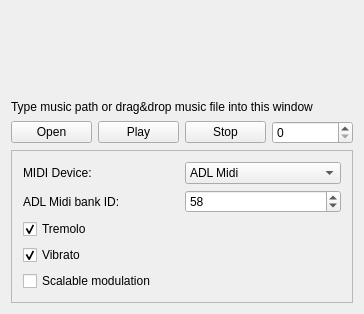
Before: the Qt Designer form _Misc/SDLMusPlayer/mainwindow.ui in WohlSoft/Moondust-Project, drawn with Qt 5.
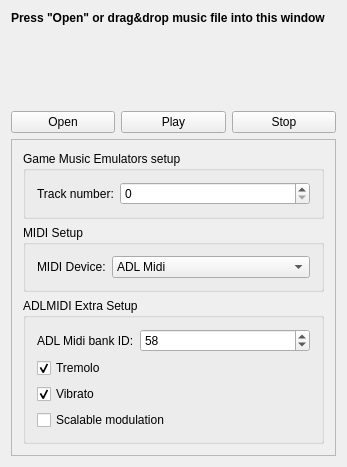
After: the same form once the commit is applied.

Commit message: Hide extra features of specific libraries ...while playing music of another format

Patch:
```diff
--- a/_Misc/SDLMusPlayer/mainwindow.ui
+++ b/_Misc/SDLMusPlayer/mainwindow.ui
@@ -6,8 +6,8 @@
    <rect>
     <x>0</x>
     <y>0</y>
-    <width>364</width>
-    <height>314</height>
+    <width>347</width>
+    <height>459</height>
    </rect>
   </property>
   <property name="acceptDrops">
@@ -18,76 +18,7 @@
   </property>
   <widget class="QWidget" name="centralWidget">
    <layout class="QGridLayout" name="gridLayout">
-    <property name="sizeConstraint">
-     <enum>QLayout::SetMinimumSize</enum>
-    </property>
-    <item row="2" column="0" colspan="4">
-     <widget class="QLabel" name="musAlbum">
-      <property name="text">
-       <string/>
-      </property>
-     </widget>
-    </item>
-    <item row="1" column="0" colspan="4">
-     <widget class="QLabel" name="musArtist">
-      <property name="text">
-       <string/>
-      </property>
-     </widget>
-    </item>
-    <item row="6" column="2">
-     <widget class="QPushButton" name="stop">
-      <property name="text">
-       <string>Stop</string>
-      </property>
-     </widget>
-    </item>
-    <item row="6" column="1">
-     <widget class="QPushButton" name="play">
-      <property name="text">
-       <string>Play</string>
-      </property>
-     </widget>
-    </item>
-    <item row="6" column="0">
-     <widget class="QPushButton" name="open">
-      <property name="text">
-       <string>Open</string>
-      </property>
-     </widget>
-    </item>
-    <item row="6" column="3">
-     <widget class="QSpinBox" name="trackID">
-      <property name="maximum">
-       <number>9999999</number>
-      </property>
-     </widget>
-    </item>
-    <item row="4" column="0" colspan="4">
-     <widget class="QLabel" name="label">
-      <property name="text">
-       <string>Type music path or drag&amp;drop music file into this window</string>
-      </property>
-     </widget>
-    </item>
-    <item row="0" column="0" colspan="4">
-     <widget class="QLabel" name="musTitle">
-      <property name="styleSheet">
-       <string notr="true">border-color: rgb(0, 0, 0); border-width: 1px</string>
-      </property>
-      <property name="text">
-       <string/>
-      </property>
-     </widget>
-    </item>
-    <item row="3" column="0" colspan="4">
-     <widget class="QLabel" name="musCopyright">
-      <property name="text">
-       <string/>
-      </property>
-     </widget>
-    </item>
-    <item row="7" column="0" colspan="4">
+    <item row="8" column="0" colspan="3">
      <widget class="QFrame" name="frame">
       <property name="frameShape">
        <enum>QFrame::StyledPanel</enum>
@@ -96,23 +27,16 @@
        <enum>QFrame::Raised</enum>
       </property>
       <layout class="QGridLayout" name="gridLayout_2">
-       <item row="3" column="0">
-        <widget class="QCheckBox" name="vibrato">
-         <property name="text">
-          <string>Vibrato</string>
+       <item row="1" column="0" colspan="2">
+        <widget class="QGroupBox" name="midi_setup">
+         <property name="title">
+          <string>MIDI Setup</string>
          </property>
-         <property name="checked">
-          <bool>true</bool>
-         </property>
-        </widget>
-       </item>
-       <item row="2" column="0">
-        <widget class="QCheckBox" name="tremolo">
+         <layout class="QFormLayout" name="formLayout_2">
+          <item row="0" column="0">
+           <widget class="QLabel" name="label_2">
          <property name="text">
-          <string>Tremolo</string>
-         </property>
-         <property name="checked">
-          <bool>true</bool>
+             <string>MIDI Device:</string>
          </property>
         </widget>
        </item>
@@ -135,6 +59,22 @@
          </item>
         </widget>
        </item>
+         </layout>
+        </widget>
+       </item>
+       <item row="3" column="0" colspan="2">
+        <widget class="QGroupBox" name="adlmidi_xtra">
+         <property name="title">
+          <string>ADLMIDI Extra Setup</string>
+         </property>
+         <layout class="QFormLayout" name="formLayout">
+          <item row="1" column="0">
+           <widget class="QLabel" name="label_3">
+            <property name="text">
+             <string>ADL Midi bank ID:</string>
+            </property>
+           </widget>
+          </item>
        <item row="1" column="1">
         <widget class="QSpinBox" name="fmBank">
          <property name="maximum">
@@ -145,21 +85,27 @@
          </property>
         </widget>
        </item>
-       <item row="0" column="0">
-        <widget class="QLabel" name="label_2">
+          <item row="2" column="0" colspan="2">
+           <widget class="QCheckBox" name="tremolo">
          <property name="text">
-          <string>MIDI Device:</string>
-         </property>
-        </widget>
-       </item>
-       <item row="1" column="0">
-        <widget class="QLabel" name="label_3">
+             <string>Tremolo</string>
+            </property>
+            <property name="checked">
+             <bool>true</bool>
+            </property>
+           </widget>
+          </item>
+          <item row="3" column="0" colspan="2">
+           <widget class="QCheckBox" name="vibrato">
          <property name="text">
-          <string>ADL Midi bank ID:</string>
-         </property>
-        </widget>
-       </item>
-       <item row="4" column="0">
+             <string>Vibrato</string>
+            </property>
+            <property name="checked">
+             <bool>true</bool>
+            </property>
+           </widget>
+          </item>
+          <item row="4" column="0" colspan="2">
         <widget class="QCheckBox" name="modulation">
          <property name="text">
           <string>Scalable modulation</string>
@@ -167,6 +113,97 @@
         </widget>
        </item>
       </layout>
+        </widget>
+       </item>
+       <item row="0" column="0" colspan="2">
+        <widget class="QGroupBox" name="gme_setup">
+         <property name="title">
+          <string>Game Music Emulators setup</string>
+         </property>
+         <layout class="QFormLayout" name="formLayout_3">
+          <item row="0" column="0">
+           <widget class="QLabel" name="label_4">
+            <property name="text">
+             <string>Track number:</string>
+            </property>
+           </widget>
+          </item>
+          <item row="0" column="1">
+           <widget class="QSpinBox" name="trackID">
+            <property name="maximum">
+             <number>9999999</number>
+            </property>
+           </widget>
+          </item>
+         </layout>
+        </widget>
+       </item>
+      </layout>
+     </widget>
+    </item>
+    <item row="1" column="0" colspan="3">
+     <widget class="QLabel" name="musTitle">
+      <property name="styleSheet">
+       <string notr="true">border-color: rgb(0, 0, 0); border-width: 1px</string>
+      </property>
+      <property name="text">
+       <string/>
+      </property>
+     </widget>
+    </item>
+    <item row="2" column="0" colspan="3">
+     <widget class="QLabel" name="musArtist">
+      <property name="text">
+       <string/>
+      </property>
+     </widget>
+    </item>
+    <item row="4" column="0" colspan="3">
+     <widget class="QLabel" name="musCopyright">
+      <property name="text">
+       <string/>
+      </property>
+     </widget>
+    </item>
+    <item row="7" column="0">
+     <widget class="QPushButton" name="open">
+      <property name="text">
+       <string>Open</string>
+      </property>
+     </widget>
+    </item>
+    <item row="7" column="1">
+     <widget class="QPushButton" name="play">
+      <property name="text">
+       <string>Play</string>
+      </property>
+     </widget>
+    </item>
+    <item row="7" column="2">
+     <widget class="QPushButton" name="stop">
+      <property name="text">
+       <string>Stop</string>
+      </property>
+     </widget>
+    </item>
+    <item row="3" column="0" colspan="3">
+     <widget class="QLabel" name="musAlbum">
+      <property name="text">
+       <string/>
+      </property>
+     </widget>
+    </item>
+    <item row="0" column="0" colspan="3">
+     <widget class="QLabel" name="label">
+      <property name="font">
+       <font>
+        <weight>75</weight>
+        <bold>true</bold>
+       </font>
+      </property>
+      <property name="text">
+       <string>Press &quot;Open&quot; or drag&amp;drop music file into this window</string>
+      </property>
      </widget>
     </item>
    </layout>
```
Lines whose indentation alone changed are shown as unchanged. The commit also changes 1 other file.
